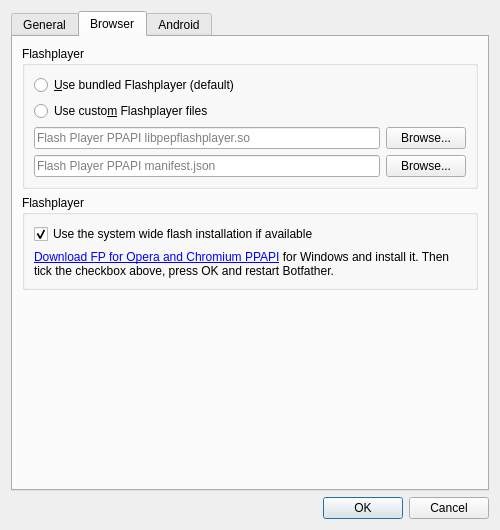
botfatherio/botfather, file botfather/gui/preferences/preferences_dialog.ui: the form before one commit.
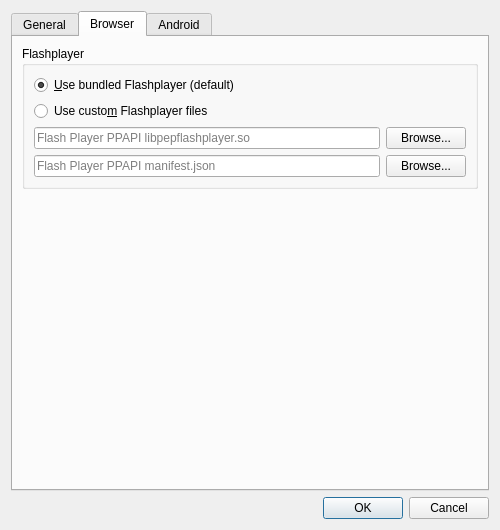
The form after the commit. The open tabs and pages were chosen to show the change. Icons and pictures are not drawn.

Commit message: Remove the windows system flash option

The edit to the form file:
```diff
--- a/botfather/gui/preferences/preferences_dialog.ui
+++ b/botfather/gui/preferences/preferences_dialog.ui
@@ -81,6 +81,9 @@
             <property name="text">
              <string>&amp;Use bundled Flashplayer (default)</string>
             </property>
+            <property name="checked">
+             <bool>true</bool>
+            </property>
            </widget>
           </item>
           <item>
@@ -138,44 +141,6 @@
          </layout>
         </widget>
        </item>
-       <item>
-        <widget class="QGroupBox" name="flash_on_window">
-         <property name="enabled">
-          <bool>true</bool>
-         </property>
-         <property name="title">
-          <string>Flashplayer</string>
-         </property>
-         <layout class="QVBoxLayout" name="verticalLayout_7">
-          <item>
-           <widget class="QCheckBox" name="use_system_flash">
-            <property name="enabled">
-             <bool>true</bool>
-            </property>
-            <property name="text">
-             <string>Use the system wide flash installation if available</string>
-            </property>
-            <property name="checked">
-             <bool>true</bool>
-            </property>
-           </widget>
-          </item>
-          <item>
-           <widget class="QLabel" name="label_5">
-            <property name="text">
-             <string>&lt;html&gt;&lt;head/&gt;&lt;body&gt;&lt;p&gt;&lt;a href=&quot;https://get.adobe.com/de/flashplayer/otherversions/&quot;&gt;&lt;span style=&quot; text-decoration: underline; color:#0000ff;&quot;&gt;Download FP for Opera and Chromium PPAPI&lt;/span&gt;&lt;/a&gt; for Windows and install it. Then tick the checkbox above, press OK and restart Botfather.&lt;/p&gt;&lt;/body&gt;&lt;/html&gt;</string>
-            </property>
-            <property name="wordWrap">
-             <bool>true</bool>
-            </property>
-            <property name="openExternalLinks">
-             <bool>true</bool>
-            </property>
-           </widget>
-          </item>
-         </layout>
-        </widget>
-       </item>
        <item>
         <spacer name="verticalSpacer">
          <property name="orientation">
```
Left out of the diff: 2 changed lines with no effect on the pictures. The commit also changes 3 other files.
